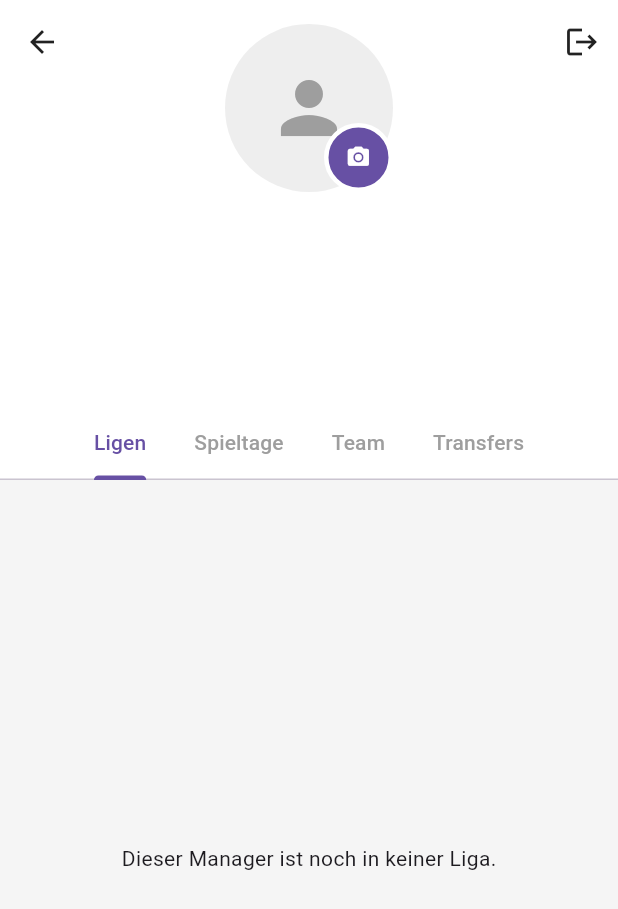
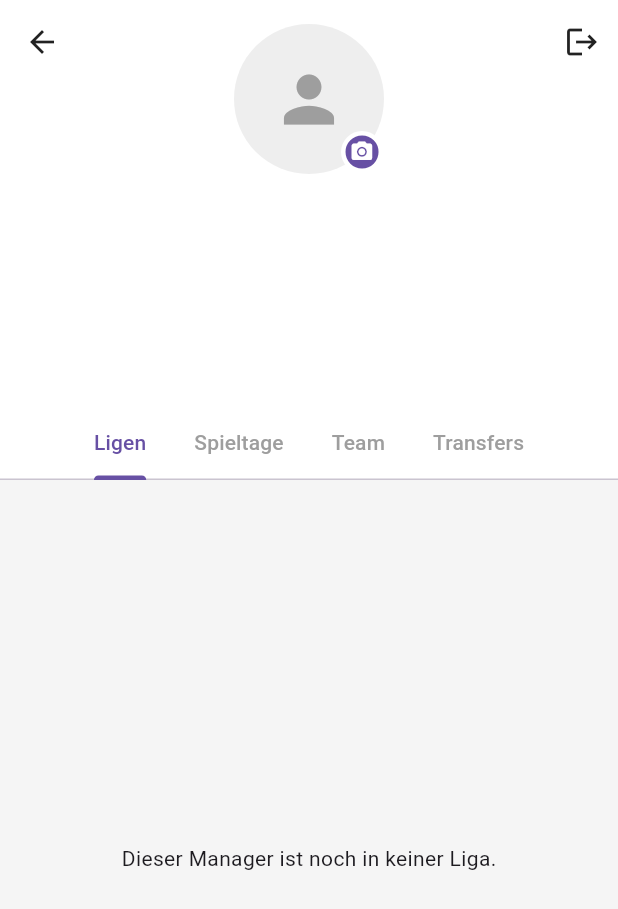
Before and after one commit to RobinBauer1234567/superbase_test, a Flutter app: the screen it shows once a user with an empty profile is signed in, after a tap on the "person" icon, on a phone screen of 412 x 824 dp. Shown: the top 909 px of the screen. Run offline on Flutter 3.47's test engine with Material 3 defaults, Android fonts, the phone set to English and light mode, and no system bars; our stand-ins replace image_picker, pool, scrollable_positioned_list, shared_preferences, supabase_flutter; missing offline and left inert: cronet_http, cupertino_http; accounts and stored records are empty; network calls fail; statements that could not run were skipped.

Commit message:
Align avatar edit buttons and main tab sizing

```diff
--- a/lib/screens/User/profile_screen.dart
+++ b/lib/screens/User/profile_screen.dart
@@ -1,5 +1,6 @@
 // lib/screens/profile_screen.dart
 import 'dart:typed_data';
+import 'dart:math' as math;
 import 'package:flutter/material.dart';
 import 'package:image_picker/image_picker.dart';
 import 'package:provider/provider.dart';
@@ -26,6 +27,10 @@ class ProfileScreen extends StatefulWidget {
 }
 
 class _ProfileScreenState extends State<ProfileScreen> with SingleTickerProviderStateMixin {
+  static const double _headerImageRadius = 50;
+  static const double _collapsedImageRadius = 18;
+  static const double _imageEditButtonSize = 28;
+
   final supabase = Supabase.instance.client;
   final ImagePicker _imagePicker = ImagePicker();
 
@@ -296,9 +301,10 @@ class _ProfileScreenState extends State<ProfileScreen> with SingleTickerProvider
                     final double collapsedHeight = kToolbarHeight + bottomHeight + safeAreaTop;
                     final double expandedHeight = 320.0;
                     final double currentHeight = constraints.maxHeight;
-                    final double avatarRadius = (screenWidth * 0.14).clamp(40.0, 56.0);
-                    final double cameraButtonSize = (avatarRadius * 0.52).clamp(20.0, 30.0);
+                    final double avatarRadius = (screenWidth * 0.14).clamp(40.0, _headerImageRadius);
+                    final double cameraButtonSize = (avatarRadius * 0.56).clamp(22.0, _imageEditButtonSize);
                     final double cameraIconSize = (cameraButtonSize * 0.58).clamp(14.0, 18.0);
+                    final double cameraCenterOffset = avatarRadius + (avatarRadius / math.sqrt2) - (cameraButtonSize / 2);
 
                     double fade = 1.0;
                     if (expandedHeight > collapsedHeight) {
@@ -329,15 +335,14 @@ class _ProfileScreenState extends State<ProfileScreen> with SingleTickerProvider
                                           backgroundImage: _getAvatarProvider(),
                                           child: _getAvatarProvider() == null ? Icon(Icons.person, size: avatarRadius, color: Colors.grey) : null,
                                         ),
-                                        // Kamera-Icon nur bei eigenem Profil
                                         if (_isCurrentUser)
-                                          Container(
-                                            decoration: BoxDecoration(color: primaryColor, shape: BoxShape.circle, border: Border.all(color: Colors.white, width: 3)),
-                                            child: IconButton(
-                                              icon: Icon(Icons.camera_alt, color: Colors.white, size: cameraIconSize),
-                                              padding: EdgeInsets.all((cameraButtonSize * 0.22).clamp(4.0, 7.0)),
-                                              constraints: const BoxConstraints(),
-                                              visualDensity: VisualDensity.compact,
+                                          Positioned(
+                                            left: cameraCenterOffset,
+                                            top: cameraCenterOffset,
+                                            child: _buildEditImageButton(
+                                              primaryColor: primaryColor,
+                                              buttonSize: cameraButtonSize,
+                                              iconSize: cameraIconSize,
                                               onPressed: _pickNewProfileImage,
                                             ),
                                           ),
@@ -366,10 +371,10 @@ class _ProfileScreenState extends State<ProfileScreen> with SingleTickerProvider
                                 child: Row(
                                   children: [
                                     CircleAvatar(
-                                      radius: 18,
+                                      radius: _collapsedImageRadius,
                                       backgroundColor: Colors.grey.shade200,
                                       backgroundImage: _getAvatarProvider(),
-                                      child: _getAvatarProvider() == null ? const Icon(Icons.person, size: 18, color: Colors.grey) : null,
+                                      child: _getAvatarProvider() == null ? const Icon(Icons.person, size: _collapsedImageRadius, color: Colors.grey) : null,
                                     ),
                                     const SizedBox(width: 12),
                                     Expanded(
@@ -436,6 +441,30 @@ class _ProfileScreenState extends State<ProfileScreen> with SingleTickerProvider
             ],
           ),
         ),
+      ),
+    );
+  }
+
+  Widget _buildEditImageButton({
+    required Color primaryColor,
+    required double buttonSize,
+    required double iconSize,
+    required VoidCallback onPressed,
+  }) {
+    return Container(
+      width: buttonSize,
+      height: buttonSize,
+      decoration: BoxDecoration(
+        color: primaryColor,
+        shape: BoxShape.circle,
+        border: Border.all(color: Colors.white, width: 3),
+      ),
+      child: IconButton(
+        icon: Icon(Icons.camera_alt, color: Colors.white, size: iconSize),
+        padding: EdgeInsets.zero,
+        constraints: const BoxConstraints(),
+        visualDensity: VisualDensity.compact,
+        onPressed: onPressed,
       ),
     );
   }
--- a/lib/screens/main_screen.dart
+++ b/lib/screens/main_screen.dart
@@ -27,6 +27,9 @@ class MainScreen extends StatefulWidget {
 }
 
 class _MainScreenState extends State<MainScreen> {
+  static const double _topBarImageRadius = 20;
+  static const double _bottomNavLeagueLogoRadius = 14;
+
   int _selectedIndex = 0;
   List<Map<String, dynamic>> _userLeagues = [];
   bool _isLoading = true;
@@ -383,14 +386,12 @@ class _MainScreenState extends State<MainScreen> {
       return const Scaffold(body: Center(child: CircularProgressIndicator()));
     }
 
-    final screenWidth = MediaQuery.of(context).size.width;
-    final double plTabWidth = screenWidth / 4;
-    const double actionTabWidth = 60.0;
+    const double actionTabWidth = 64.0;
 
     // --- Dynamischer Aufbau (unverändert) ---
     final List<Widget> screens = [ const PremierLeagueScreen() ];
     final List<NavItem> navItems = [
-      NavItem(icon: const Icon(Icons.sports_soccer), label: 'PL', fixedWidth: plTabWidth)
+      NavItem(icon: const Icon(Icons.sports_soccer), label: 'PL')
     ];
     final int visibleLeagueCount = min(_userLeagues.length, 3);
     for (int i = 0; i < visibleLeagueCount; i++) {
@@ -402,7 +403,7 @@ class _MainScreenState extends State<MainScreen> {
 
       navItems.add(
         NavItem(
-          icon: LeagueLogo(imageUrl: _leagueImageUrls[league['id'] as int], radius: 15),
+          icon: LeagueLogo(imageUrl: _leagueImageUrls[league['id'] as int], radius: _bottomNavLeagueLogoRadius),
           label: league['name'],
           isDraggable: true,
         ),
@@ -435,7 +436,7 @@ class _MainScreenState extends State<MainScreen> {
               child: IconButton(
                 icon: LeagueLogo(
                   imageUrl: _leagueImageUrls[_selectedLeagueId],
-                  radius: 22,
+                  radius: _topBarImageRadius,
                 ),
                 onPressed: () {
                   if (_selectedLeagueId != 0) {
@@ -535,6 +536,7 @@ class _MainScreenState extends State<MainScreen> {
                 fallbackIcon: Icons.person,
                 imageUrl: _accountImageUrl,
                 previewBytes: null, // previewBytes gibt es hier nicht mehr
+                radius: _topBarImageRadius,
               ),
             ),          ],
         ),
```
Also changed, not shown: lib/screens/leagues/league_settings_screen.dart (+45 -11 lines).
